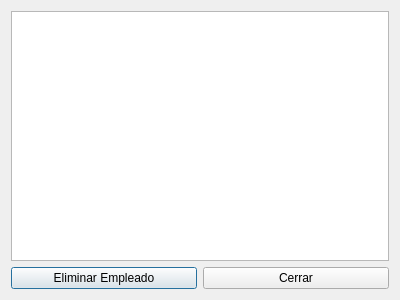
First picture: the form in Proyecto_Cine/verempleados.ui, repository moyeta-tech/Cine, before the edit.
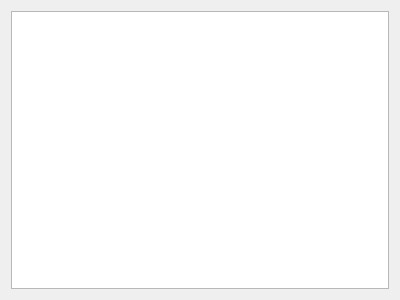
Second picture: the form after the edit.

What changed in the file:
```diff
--- a/Proyecto_Cine/verempleados.ui
+++ b/Proyecto_Cine/verempleados.ui
@@ -20,22 +20,7 @@
       <widget class="QTableWidget" name="tableWidget"/>
      </item>
      <item>
-      <layout class="QHBoxLayout" name="horizontalLayout">
-       <item>
-        <widget class="QPushButton" name="Boton_eliminar">
-         <property name="text">
-          <string>Eliminar Empleado</string>
-         </property>
-        </widget>
-       </item>
-       <item>
-        <widget class="QPushButton" name="Boton_cerrar">
-         <property name="text">
-          <string>Cerrar</string>
-         </property>
-        </widget>
-       </item>
-      </layout>
+      <layout class="QHBoxLayout" name="horizontalLayout"/>
      </item>
     </layout>
    </item>
```
